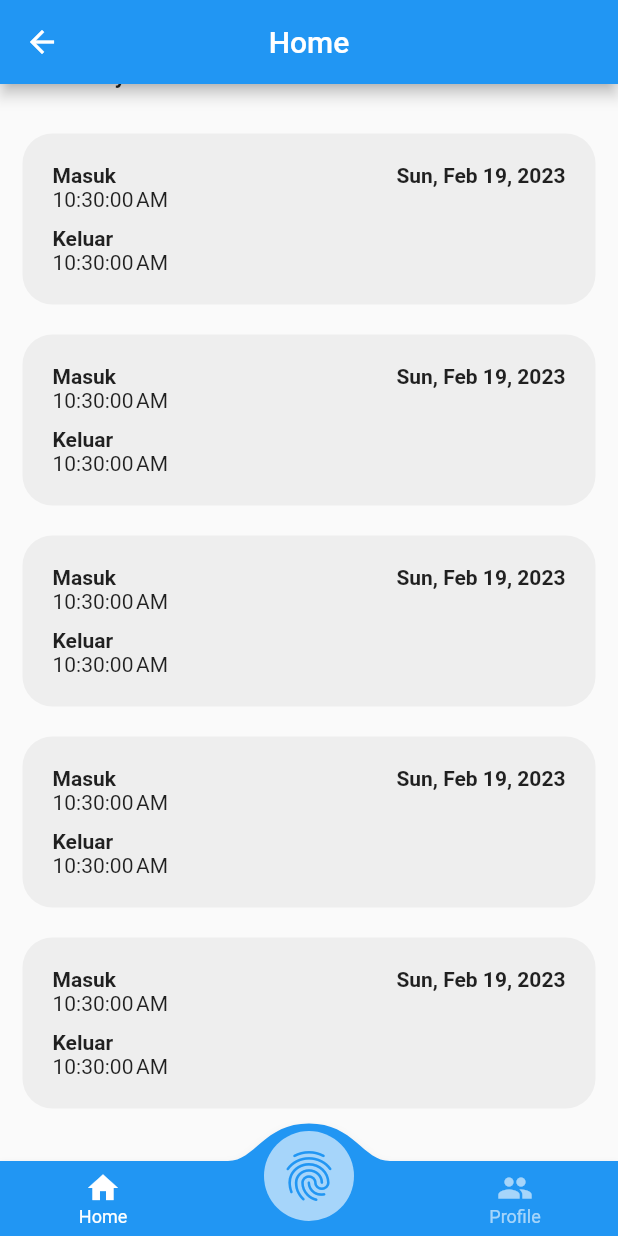
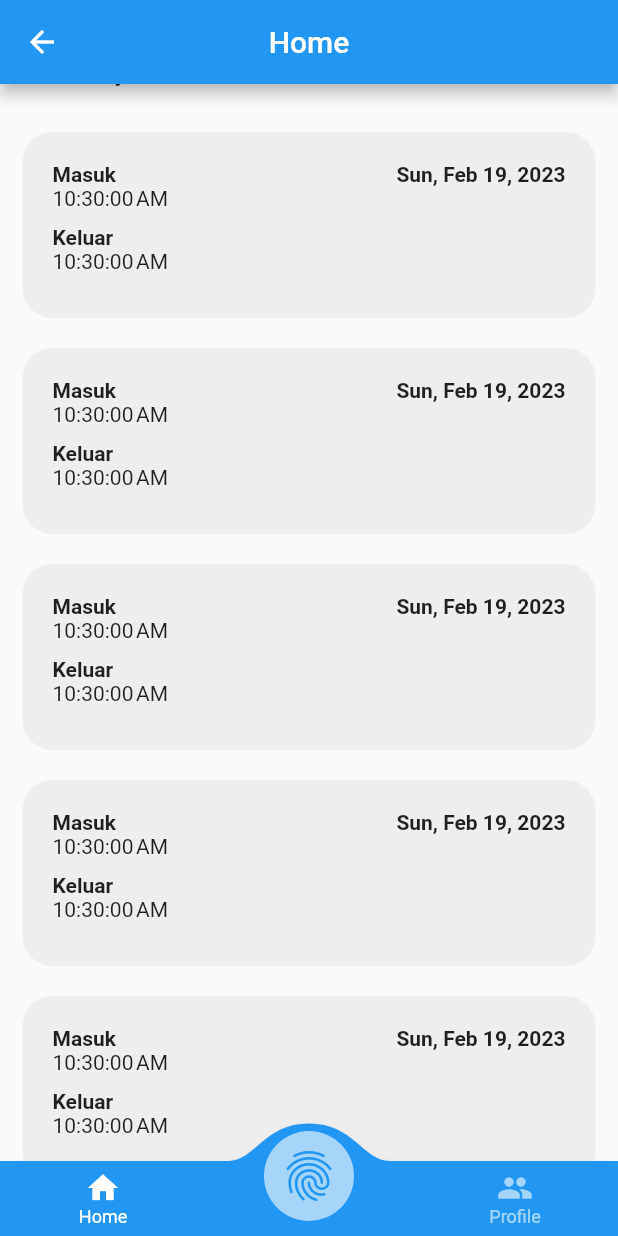
Before and after one commit to usmanhb123/presence, a Flutter app: the HomeView screen opened by its route, scrolled down 405 dp, on a phone screen of 412 x 824 dp. Run offline on Flutter 3.47's test engine with Material 2 defaults, Android fonts, the phone set to English and light mode, and no system bars; drawn by our look-alikes of convex_bottom_bar; our stand-ins replace cloud_firestore, firebase_auth, firebase_core, font_awesome_flutter, geolocator, get and 1 more; missing offline and left inert: cloud_firestore_web, firebase_auth_web, firebase_core_web, google_geocoding_api, nominatim_geocoding; accounts and stored records are empty; network calls fail.

Commit message:
19/02/2023

```diff
--- a/lib/app/modules/home/controllers/home_controller.dart
+++ b/lib/app/modules/home/controllers/home_controller.dart
@@ -23,7 +23,7 @@ class HomeController extends GetxController {
   FirebaseAuth auth = FirebaseAuth.instance;
   FirebaseFirestore firestore = FirebaseFirestore.instance;
 
-  Stream<DocumentSnapshot<Map<String, dynamic>>> streamRole() async* {
+  Stream<DocumentSnapshot<Map<String, dynamic>>> streamUser() async* {
     String uid = auth.currentUser!.uid;
 
     yield* firestore.collection('pegawai').doc(uid).snapshots();
--- a/lib/app/modules/home/views/home_view.dart
+++ b/lib/app/modules/home/views/home_view.dart
@@ -20,7 +20,17 @@ class HomeView extends GetView<HomeController> {
           centerTitle: true,
         ),
         body: SafeArea(
-          child: ListView(
+          child: StreamBuilder<DocumentSnapshot<Map<String, dynamic>>>(
+              stream: controller.streamUser(),
+              builder: (context, snapshot) {
+                if (snapshot.connectionState == ConnectionState.waiting) {
+                  return Center(
+                    child: CircularProgressIndicator(),
+                  );
+                }
+                if (snapshot.hasData) {
+                  Map<String, dynamic> user = snapshot.data!.data()!;
+                  return ListView(
                     padding: EdgeInsets.all(15),
                     children: [
                       Row(
@@ -30,7 +40,11 @@ class HomeView extends GetView<HomeController> {
                               width: 75,
                               height: 75,
                               color: Colors.grey,
-                      child: Center(child: Text("X")),
+                              child: Image.network(
+                                  user['profile'] == null
+                                      ? "https://ui-avatars.com/api/?name=${user['nama']}"
+                                      : user['profile'],
+                                  fit: BoxFit.cover),
                             ),
                           ),
                           SizedBox(width: 15),
@@ -38,11 +52,11 @@ class HomeView extends GetView<HomeController> {
                             crossAxisAlignment: CrossAxisAlignment.start,
                             children: [
                               Text(
-                        "welcome",
+                                "Welcome",
                                 style: TextStyle(
                                     fontSize: 20, fontWeight: FontWeight.bold),
                               ),
-                      Text("Jl Raya Kali Jaga")
+                              Text( user['position'] == null ? "Belum ada lokasi" : "${user['position']}")
                             ],
                           )
                         ],
@@ -60,20 +74,20 @@ class HomeView extends GetView<HomeController> {
                           crossAxisAlignment: CrossAxisAlignment.start,
                           children: [
                             Text(
-                      "Developer",
-                      style:
-                          TextStyle(fontSize: 20, fontWeight: FontWeight.bold),
+                              "${user['job']}",
+                              style: TextStyle(
+                                  fontSize: 20, fontWeight: FontWeight.bold),
                             ),
                             SizedBox(
                               height: 15,
                             ),
                             Text(
-                      "026546587626",
-                      style:
-                          TextStyle(fontSize: 30, fontWeight: FontWeight.bold),
+                              "${user['nip']}",
+                              style: TextStyle(
+                                  fontSize: 25, fontWeight: FontWeight.bold),
                             ),
-                    SizedBox(height: 5),
-                    Text("Usman Habib Bahtiar"),
+                            SizedBox(height: 10),
+                            Text("${user['nama']}"),
                           ],
                         ),
                       ),
@@ -113,9 +127,11 @@ class HomeView extends GetView<HomeController> {
                         children: [
                           Text(
                             "Last 5 day",
-                    style: TextStyle(fontWeight: FontWeight.bold, fontSize: 15),
+                            style: TextStyle(
+                                fontWeight: FontWeight.bold, fontSize: 15),
                           ),
-                  TextButton(onPressed: () => {}, child: Text("See more")),
+                          TextButton(
+                              onPressed: () => { Get.toNamed(Routes.ALL_PRESENSI) }, child: Text("See more")),
                         ],
                       ),
                       SizedBox(height: 15),
@@ -125,42 +141,67 @@ class HomeView extends GetView<HomeController> {
                           physics: NeverScrollableScrollPhysics(),
                           itemBuilder: (contextx, index) {
                             return Container(
-                      margin: EdgeInsets.only(bottom: 20),
+                              padding: EdgeInsets.only(bottom: 20),
+                              child: Material(
+                                borderRadius: BorderRadius.circular(20),
+                                color: Colors.grey[200],
+                                child: InkWell(
+                                  onTap: () {
+                                    Get.toNamed(Routes.DETAIL_PRESENSI);
+                                  },
+                                  borderRadius: BorderRadius.circular(20),
+                                  child: Container(
+                                    margin: EdgeInsets.only(bottom: 10),
                                     padding: EdgeInsets.all(20),
                                     decoration: BoxDecoration(
                                       borderRadius: BorderRadius.circular(20),
-                          color: Colors.grey[200]),
+                                    ),
                                     child: Column(
-                        crossAxisAlignment: CrossAxisAlignment.start,
+                                      crossAxisAlignment:
+                                          CrossAxisAlignment.start,
                                       children: [
                                         Row(
-                            mainAxisAlignment: MainAxisAlignment.spaceBetween,
+                                            mainAxisAlignment:
+                                                MainAxisAlignment.spaceBetween,
                                             children: [
                                               Text(
                                                 "Masuk",
-                              style: TextStyle(fontWeight: FontWeight.bold),
+                                                style: TextStyle(
+                                                    fontWeight:
+                                                        FontWeight.bold),
                                               ),
                                               Text(
                                                 "${DateFormat.yMMMEd().format(DateTime.now())}",
-                              style: TextStyle(fontWeight: FontWeight.bold),
+                                                style: TextStyle(
+                                                    fontWeight:
+                                                        FontWeight.bold),
                                               ),
-                            ]
-                          ),
-                          Text("${DateFormat.jms().format(DateTime.now())}"),
+                                            ]),
+                                        Text(
+                                            "${DateFormat.jms().format(DateTime.now())}"),
                                         SizedBox(
                                           height: 10,
                                         ),
                                         Text(
                                           "Keluar",
-                            style: TextStyle(fontWeight: FontWeight.bold),
+                                          style: TextStyle(
+                                              fontWeight: FontWeight.bold),
                                         ),
-                          Text("${DateFormat.jms().format(DateTime.now())}"),
+                                        Text(
+                                            "${DateFormat.jms().format(DateTime.now())}"),
                                       ],
+                                    ),
+                                  ),
+                                ),
                               ),
                             );
                           })
                     ],
-          ),
+                  );
+                } else {
+                  return Center(child: Text("Tidak dapat memuat data!"));
+                }
+              }),
         ),
         bottomNavigationBar: ConvexAppBar(
           style: TabStyle.fixedCircle,
--- a/lib/app/routes/app_routes.dart
+++ b/lib/app/routes/app_routes.dart
@@ -12,6 +12,8 @@ abstract class Routes {
   static const PRESENCE_FACE = _Paths.PRESENCE_FACE;
   static const FACE_VERIFICATION = _Paths.FACE_VERIFICATION;
   static const PROFILE = _Paths.PROFILE;
+  static const DETAIL_PRESENSI = _Paths.DETAIL_PRESENSI;
+  static const ALL_PRESENSI = _Paths.ALL_PRESENSI;
 }
 
 abstract class _Paths {
@@ -23,4 +25,6 @@ abstract class _Paths {
   static const PRESENCE_FACE = '/presence-face';
   static const FACE_VERIFICATION = '/face-verification';
   static const PROFILE = '/profile';
+  static const DETAIL_PRESENSI = '/detail-presensi';
+  static const ALL_PRESENSI = '/all-presensi';
 }
--- a/lib/main.dart
+++ b/lib/main.dart
@@ -36,7 +36,7 @@ void main() async {
         );
       }
       if (snapshot.data != null) {
-        print(snapshot.data);
+        // print(snapshot.data);
 
         print('udah logn');
       } else {
--- a/pubspec.yaml
+++ b/pubspec.yaml
@@ -17,6 +17,10 @@ dependencies:
   intl: ^0.17.0
   flutter:
     sdk: flutter
+  sidebarx: ^0.14.0
+  geolocator: ^9.0.2
+  google_geocoding_api: ^1.2.0
+  nominatim_geocoding: ^0.0.6
 
 dev_dependencies:
   flutter_lints: ^1.0.0
```
Also changed, not shown: lib/app/controllers/page_index_controller.dart (+105 -1 lines), lib/app/modules/all_presensi/bindings/all_presensi_binding.dart (added, +12 -0 lines), lib/app/modules/all_presensi/controllers/all_presensi_controller.dart (added, +23 -0 lines), lib/app/modules/all_presensi/views/all_presensi_view.dart (added, +97 -0 lines), lib/app/modules/detail_presensi/bindings/detail_presensi_binding.dart (added, +12 -0 lines), lib/app/modules/detail_presensi/controllers/detail_presensi_controller.dart (added, +23 -0 lines), lib/app/modules/detail_presensi/views/detail_presensi_view.dart (added, +57 -0 lines), lib/app/modules/new_password/controllers/new_password_controller.dart (+10 -0 lines), lib/app/routes/app_pages.dart (+15 -3 lines), pubspec.lock, 7 other files. Lines whose indentation alone changed are shown as unchanged.
